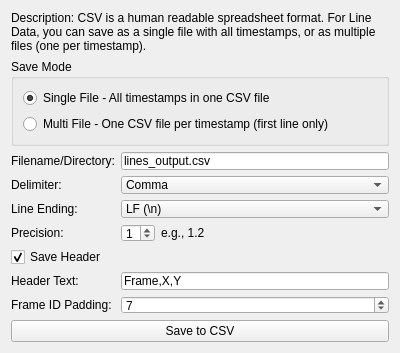
Qt form src/WhiskerToolbox/IO_Widgets/Lines/CSV/CSVLineSaver_Widget.ui (paulmthompson/WhiskerToolbox) before a commit.
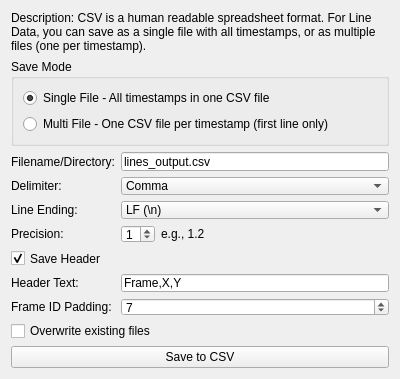
The same form after that commit.

Commit message: overwrite added to line data and mediaexport widget

```diff
--- a/src/WhiskerToolbox/IO_Widgets/Lines/CSV/CSVLineSaver_Widget.ui
+++ b/src/WhiskerToolbox/IO_Widgets/Lines/CSV/CSVLineSaver_Widget.ui
@@ -204,6 +204,19 @@
        </property>
       </widget>
      </item>
+     <item row="7" column="0" colspan="2">
+      <widget class="QCheckBox" name="overwrite_existing_checkbox">
+       <property name="text">
+        <string>Overwrite existing files</string>
+       </property>
+       <property name="toolTip">
+        <string>If checked, existing files will be overwritten. If unchecked, existing files will be skipped. Only applies to multi-file mode.</string>
+       </property>
+       <property name="checked">
+        <bool>false</bool>
+       </property>
+      </widget>
+     </item>
     </layout>
    </item>
    <item>
```
The commit also changes 7 other files.
